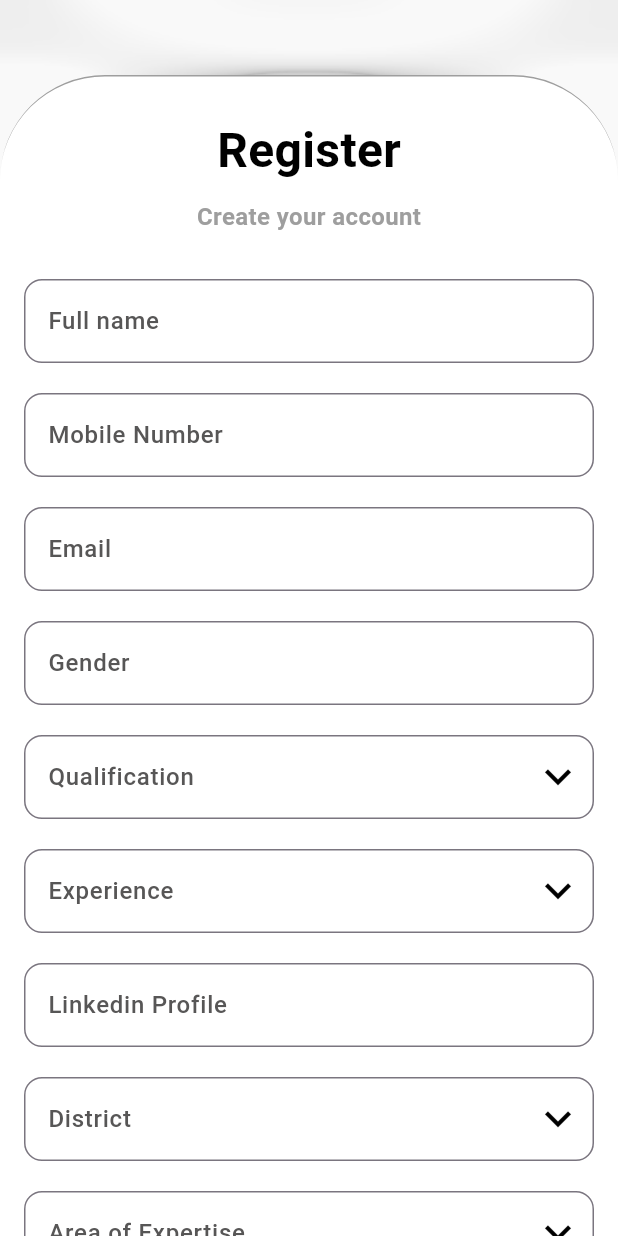
After one commit to DiyaShajith/Q_HireEvent, a Flutter app: the screen it shows after launch, after a tap on "Register", on a phone screen of 412 x 824 dp. The commit adds this screen. Run offline on Flutter 3.47's test engine with Material 3 defaults, Android fonts, the phone set to English and light mode, and no system bars; our stand-ins replace smooth_page_indicator.

Commit message:
registerpage

```diff
--- a/lib/constants/custom_color.dart
+++ b/lib/constants/custom_color.dart
@@ -5,5 +5,5 @@ class CustomColor {
   static const Color blackprimary = Color(0XFF000000);
   static const Color textfieldbg = Color(0XFFE88F1B);
   static const Color textfieldbg1 = Color(0XFFA3A3A3);
-
+  static const Color uploadbg = Color(0XFF6C6C6C);
 }
--- a/lib/main.dart
+++ b/lib/main.dart
@@ -1,7 +1,6 @@
 import 'package:flutter/material.dart';
 import 'package:qhire_event/constants/pageview.dart';
 import 'package:qhire_event/view/registerview/login.dart';
-
 
 void main() {
   runApp(const MyApp());
@@ -20,7 +19,7 @@ class MyApp extends StatelessWidget {
         colorScheme: ColorScheme.fromSeed(seedColor: Colors.deepPurple),
         useMaterial3: true,
       ),
-      home:  Login(),
+      home: Login(),
     );
   }
 }
--- a/lib/view/registerview/login.dart
+++ b/lib/view/registerview/login.dart
@@ -1,5 +1,6 @@
 import 'package:flutter/material.dart';
 import 'package:qhire_event/constants/custom_color.dart';
+import 'package:qhire_event/view/registerview/registerfield.dart';
 
 class Login extends StatefulWidget {
   const Login({super.key});
@@ -202,13 +203,18 @@ class _LoginState extends State<Login> {
                               fontSize: 16,
                               fontWeight: FontWeight.w500),
                         ),
-                        const Text(
-                          " Register",
-                          style: TextStyle(
-                              color: CustomColor.blackprimary,
-                              fontSize: 18,
-                              fontWeight: FontWeight.bold),
-                        )
+                        TextButton(
+                            onPressed: () {
+                              Navigator.push(
+                                  context,
+                                  MaterialPageRoute(
+                                      builder: (context) => Registerfield()));
+                            },
+                            child: const Text("Register",
+                                style: TextStyle(
+                                    color: CustomColor.blackprimary,
+                                    fontSize: 18,
+                                    fontWeight: FontWeight.bold)))
                       ],
                     )
                   ],
--- /dev/null
+++ b/lib/view/registerview/registerfield.dart
@@ -0,0 +1,382 @@
+import 'package:flutter/material.dart';
+import 'package:qhire_event/constants/custom_color.dart';
+
+class Registerfield extends StatefulWidget {
+  const Registerfield({super.key});
+
+  @override
+  State<Registerfield> createState() => _RegisterfieldState();
+}
+
+class _RegisterfieldState extends State<Registerfield> {
+  @override
+  Widget build(BuildContext context) {
+    final size = MediaQuery.sizeOf(context);
+    return Scaffold(
+      body: SafeArea(
+        child: Stack(
+          children: [
+            SizedBox(
+              height: size.height,
+              width: size.width,
+            ),
+            Container(
+              width: size.width,
+              height: size.height * 0.32,
+              decoration: const BoxDecoration(
+                color: CustomColor.scaffoldbg,
+                image: DecorationImage(
+                  image: AssetImage("assets/background.png"),
+                  fit: BoxFit.fitWidth,
+                ),
+              ),
+              child: Image.asset("assets/logo.png"),
+            ),
+            Positioned(
+              top: 50,
+              left: 0,
+              right: 0,
+              child: Container(
+                padding: const EdgeInsets.all(16),
+                width: size.width,
+                height: size.height,
+                decoration: const BoxDecoration(
+                  border: Border(
+                    top: BorderSide(
+                      color: Colors.grey,
+                    ),
+                  ),
+                  color: CustomColor.scaffoldbg,
+                  borderRadius: BorderRadius.only(
+                    topLeft: Radius.circular(70),
+                    topRight: Radius.circular(70),
+                  ),
+                ),
+                child: SingleChildScrollView(
+                  child: Column(
+                    children: [
+                      const SizedBox(
+                        height: 10,
+                      ),
+                      const Text(
+                        "Register",
+                        style: TextStyle(
+                          color: Colors.black,
+                          fontSize: 32,
+                          fontWeight: FontWeight.bold,
+                        ),
+                      ),
+                      const SizedBox(
+                        height: 10,
+                      ),
+                      const Text(
+                        "Create your account",
+                        style: TextStyle(
+                            color: Colors.grey,
+                            fontSize: 16,
+                            fontWeight: FontWeight.w600),
+                      ),
+                      const SizedBox(
+                        height: 30,
+                      ),
+                      TextField(
+                        decoration: InputDecoration(
+                            label: const Text(
+                              "Full name",
+                              style: TextStyle(
+                                  color: Color.fromARGB(255, 87, 86, 86),
+                                  fontSize: 16,
+                                  fontWeight: FontWeight.w500),
+                            ),
+                            border: OutlineInputBorder(
+                                borderRadius: BorderRadius.circular(12),
+                                borderSide: BorderSide(
+                                  color: Colors.grey,
+                                ))),
+                      ),
+                      const SizedBox(
+                        height: 20,
+                      ),
+                      TextField(
+                        decoration: InputDecoration(
+                            label: const Text(
+                              "Mobile Number",
+                              style: TextStyle(
+                                  color: Color.fromARGB(255, 87, 86, 86),
+                                  fontSize: 16,
+                                  fontWeight: FontWeight.w500),
+                            ),
+                            border: OutlineInputBorder(
+                                borderRadius: BorderRadius.circular(12),
+                                borderSide: BorderSide(
+                                  color: Colors.grey,
+                                ))),
+                      ),
+                      const SizedBox(
+                        height: 20,
+                      ),
+                      TextField(
+                        decoration: InputDecoration(
+                            label: const Text(
+                              "Email",
+                              style: TextStyle(
+                                  color: Color.fromARGB(255, 87, 86, 86),
+                                  fontSize: 16,
+                                  fontWeight: FontWeight.w500),
+                            ),
+                            border: OutlineInputBorder(
+                                borderRadius: BorderRadius.circular(12),
+                                borderSide: BorderSide(
+                                  color: Colors.grey,
+                                ))),
+                      ),
+                      const SizedBox(
+                        height: 20,
+                      ),
+                      TextField(
+                        decoration: InputDecoration(
+                            label: const Text(
+                              "Gender",
+                              style: TextStyle(
+                                  color: Color.fromARGB(255, 87, 86, 86),
+                                  fontSize: 16,
+                                  fontWeight: FontWeight.w500),
+                            ),
+                            border: OutlineInputBorder(
+                                borderRadius: BorderRadius.circular(12),
+                                borderSide: BorderSide(
+                                  color: Colors.grey,
+                                ))),
+                      ),
+                      const SizedBox(
+                        height: 20,
+                      ),
+                      TextField(
+                        decoration: InputDecoration(
+                            suffixIcon: const Icon(
+                              Icons.keyboard_arrow_down,
+                              size: 35,
+                              color: CustomColor.blackprimary,
+                            ),
+                            label: const Text(
+                              "Qualification",
+                              style: TextStyle(
+                                  color: Color.fromARGB(255, 87, 86, 86),
+                                  fontSize: 16,
+                                  fontWeight: FontWeight.w500),
+                            ),
+                            border: OutlineInputBorder(
+                                borderRadius: BorderRadius.circular(12),
+                                borderSide: BorderSide(
+                                  color: Colors.grey,
+                                ))),
+                      ),
+                      const SizedBox(
+                        height: 20,
+                      ),
+                      TextField(
+                        decoration: InputDecoration(
+                            suffixIcon: const Icon(
+                              Icons.keyboard_arrow_down,
+                              size: 35,
+                              color: CustomColor.blackprimary,
+                            ),
+                            label: const Text(
+                              "Experience",
+                              style: TextStyle(
+                                  color: Color.fromARGB(255, 87, 86, 86),
+                                  fontSize: 16,
+                                  fontWeight: FontWeight.w500),
+                            ),
+                            border: OutlineInputBorder(
+                                borderRadius: BorderRadius.circular(12),
+                                borderSide: BorderSide(
+                                  color: Colors.grey,
+                                ))),
+                      ),
+                      const SizedBox(
+                        height: 20,
+                      ),
+                      TextField(
+                        decoration: InputDecoration(
+                            label: const Text(
+                              "Linkedin Profile",
+                              style: TextStyle(
+                                  color: Color.fromARGB(255, 87, 86, 86),
+                                  fontSize: 16,
+                                  fontWeight: FontWeight.w500),
+                            ),
+                            border: OutlineInputBorder(
+                                borderRadius: BorderRadius.circular(12),
+                                borderSide: BorderSide(
+                                  color: Colors.grey,
+                                ))),
+                      ),
+                      const SizedBox(
+                        height: 20,
+                      ),
+                      TextField(
+                        decoration: InputDecoration(
+                            suffixIcon: const Icon(
+                              Icons.keyboard_arrow_down,
+                              size: 35,
+                              color: CustomColor.blackprimary,
+                            ),
+                            label: const Text(
+                              "District",
+                              style: TextStyle(
+                                  color: Color.fromARGB(255, 87, 86, 86),
+                                  fontSize: 16,
+                                  fontWeight: FontWeight.w500),
+                            ),
+                            border: OutlineInputBorder(
+                                borderRadius: BorderRadius.circular(12),
+                                borderSide: BorderSide(
+                                  color: Colors.grey,
+                                ))),
+                      ),
+                      const SizedBox(
+                        height: 20,
+                      ),
+                      TextField(
+                        decoration: InputDecoration(
+                            suffixIcon: const Icon(
+                              Icons.keyboard_arrow_down,
+                              size: 35,
+                              color: CustomColor.blackprimary,
+                            ),
+                            label: const Text(
+                              "Area of Expertise",
+                              style: TextStyle(
+                                  color: Color.fromARGB(255, 87, 86, 86),
+                                  fontSize: 16,
+                                  fontWeight: FontWeight.w500),
+                            ),
+                            border: OutlineInputBorder(
+                                borderRadius: BorderRadius.circular(12),
+                                borderSide: BorderSide(
+                                  color: Colors.grey,
+                                ))),
+                      ),
+                      const SizedBox(
+                        height: 20,
+                      ),
+                      Row(
+                        children: [
+                          const Text(
+                            "Upload Resume",
+                            style: TextStyle(
+                                color: Color.fromARGB(255, 70, 69, 69),
+                                fontSize: 18,
+                                fontWeight: FontWeight.w600),
+                          ),
+                          const Text(
+                            " (Max file :3Mb)",
+                            style: TextStyle(
+                                color: CustomColor.blackprimary,
+                                fontSize: 16,
+                                fontWeight: FontWeight.w500),
+                          ),
+                        ],
+                      ),
+                      const SizedBox(
+                        height: 10,
+                      ),
+                      Container(
+                        padding: const EdgeInsets.all(16),
+                        width: size.width,
+                        // height: size.height * 0.5,
+                        decoration: BoxDecoration(
+                            border: Border.all(color: Colors.grey),
+                            borderRadius: BorderRadius.circular(12)),
+                        child: Row(
+                          children: [
+                            ElevatedButton(
+                                style: ElevatedButton.styleFrom(
+                                    shape: RoundedRectangleBorder(
+                                        borderRadius: BorderRadius.circular(5)),
+                                    backgroundColor: CustomColor.uploadbg),
+                                onPressed: () {},
+                                child: const Text(
+                                  "Choose file",
+                                  style: TextStyle(
+                                      color: CustomColor.scaffoldbg,
+                                      fontSize: 18,
+                                      fontWeight: FontWeight.w500),
+                                )),
+                            const Text(
+                              "   No file chosen",
+                              style: TextStyle(
+                                  color: Color.fromARGB(255, 64, 64, 64),
+                                  fontSize: 18,
+                                  fontWeight: FontWeight.w600),
+                            )
+                          ],
+                        ),
+                      ),
+                      const SizedBox(
+                        height: 10,
+                      ),
+                      Container(
+                        padding: const EdgeInsets.all(16),
+                        width: size.width,
+                        // height: size.height * 0.5,
+                        decoration: BoxDecoration(
+                            border: Border.all(color: Colors.grey),
+                            borderRadius: BorderRadius.circular(12)),
+                        child: Row(
+                          children: [
+                            ElevatedButton(
+                                style: ElevatedButton.styleFrom(
+                                    shape: RoundedRectangleBorder(
+                                        borderRadius: BorderRadius.circular(5)),
+                                    backgroundColor: CustomColor.uploadbg),
+                                onPressed: () {},
+                                child: const Text(
+                                  "Choose file",
+                                  style: TextStyle(
+                                      color: CustomColor.scaffoldbg,
+                                      fontSize: 18,
+                                      fontWeight: FontWeight.w500),
+                                )),
+                            const Text(
+                              "   No file chosen",
+                              style: TextStyle(
+                                  color: Color.fromARGB(255, 64, 64, 64),
+                                  fontSize: 18,
+                                  fontWeight: FontWeight.w600),
+                            )
+                          ],
+                        ),
+                      ),
+                      const SizedBox(
+                        height: 50,
+                      ),
+                      SizedBox(
+                        width: size.width,
+                        height: 60,
+                        child: ElevatedButton(
+                            style: ElevatedButton.styleFrom(
+                                shape: RoundedRectangleBorder(
+                                    borderRadius: BorderRadius.circular(16)),
+                                backgroundColor: CustomColor.textfieldbg),
+                            onPressed: () {},
+                            child: const Text(
+                              "Register",
+                              style: TextStyle(
+                                  color: CustomColor.scaffoldbg,
+                                  fontSize: 20,
+                                  fontWeight: FontWeight.bold),
+                            )),
+                      ),
+                    ],
+                  ),
+                ),
+              ),
+            ),
+          ],
+        ),
+      ),
+    );
+  }
+}
```
